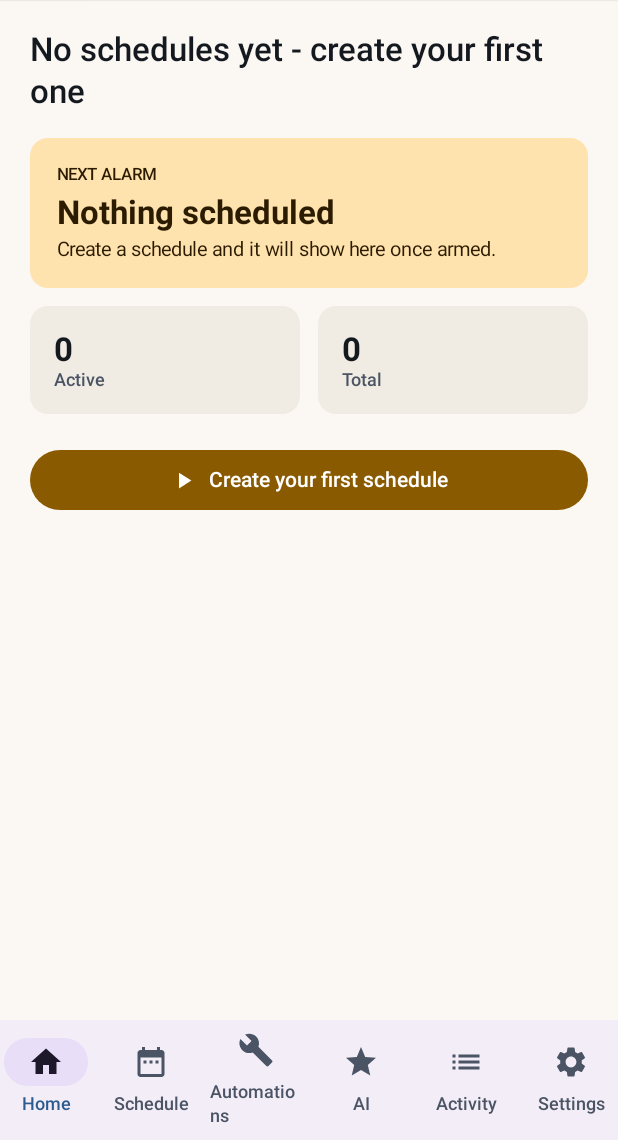
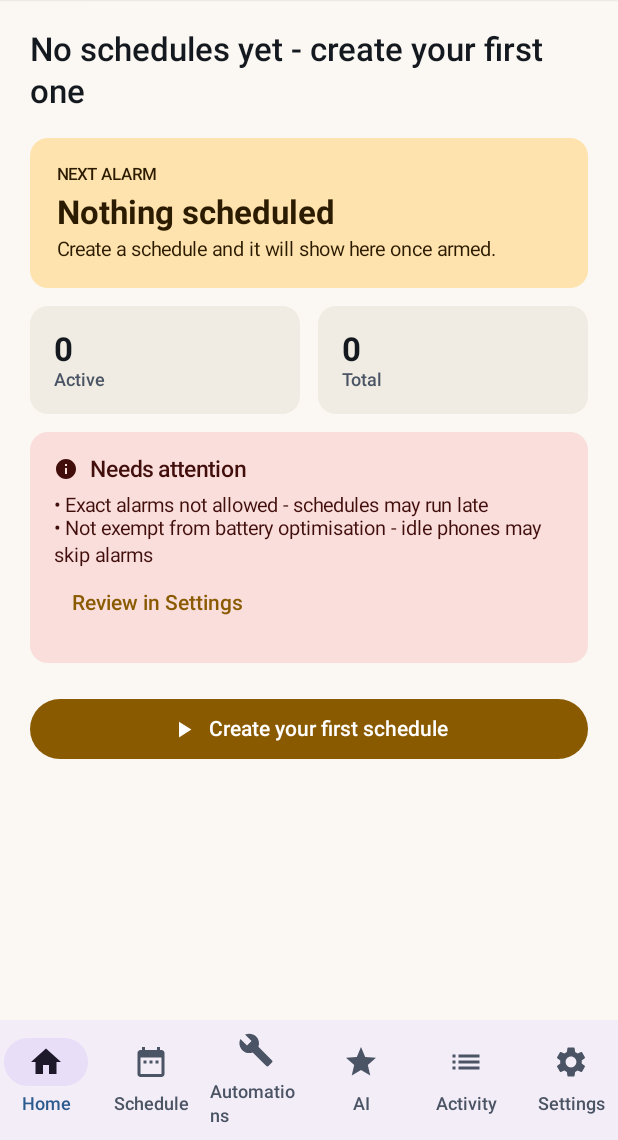
Before and after one commit to puneet-swarup/chronos, an Android app built with Jetpack Compose: the screen it shows after launch (MainActivity), after a tap on "Skip", on a phone screen of 412 x 824 dp, the part 96-1236 px from its top. Run offline under Robolectric (Android 15) with nearby library versions, the phone set to English and light mode, and no system bars; our stand-ins replace Room's generated code.

Commit message:
fix(ui): apply the first-run guide rewrite that the previous commit missed
The onboarding changes were staged in a generator script and never applied, so the
previous commit wired MainActivity to a callback the ViewModel did not have and
HomeViewModel to a DeviceCapabilities.missing() that did not exist. CI caught both
as compile errors.

```diff
--- a/app/src/main/kotlin/com/chronos/app/onboarding/OnboardingModels.kt
+++ b/app/src/main/kotlin/com/chronos/app/onboarding/OnboardingModels.kt
@@ -1,10 +1,10 @@
 package com.chronos.app.onboarding
 
 // Pure-Kotlin onboarding model. Nothing here touches Android, so the step order,
-// the gating rules and the summary maths are unit-testable on any JVM.
+// the auto-advance rule and the permission mapping are unit-testable on any JVM.
 
-// What the user can do about a step. Each value maps to a concrete Android
-// action in OnboardingScreen; NONE means the step is informational.
+// What the user can do about a step. Each value maps to a concrete Android action
+// in OnboardingScreen; NONE means the step is informational.
 enum class OnboardingAction {
     NONE,
     REQUEST_NOTIFICATIONS,
@@ -113,6 +113,13 @@ data class DeviceCapabilities(
         ).count { it }
 
     val totalCount: Int get() = 4
+
+    // Plain-language list of what is still missing, for the Home screen.
+    fun missing(): List<String> = buildList {
+        if (!notificationsEnabled) add("Notifications are off - alarms will be silent")
+        if (!exactAlarmsAllowed) add("Exact alarms not allowed - schedules may run late")
+        if (!batteryOptimisationIgnored) add("Not exempt from battery optimisation - idle phones may skip alarms")
+    }
 }
 
 // Reads the live permission state. Implemented against Android in
@@ -132,13 +139,15 @@ data class OnboardingUiState(
     val step: OnboardingStep = OnboardingStep.first,
     val capabilities: DeviceCapabilities = DeviceCapabilities(),
     val completed: Boolean = false,
+    // Set when the device has no settings screen for a step, so the tap has a
+    // visible explanation instead of appearing to do nothing.
+    val message: String? = null,
 ) {
     val stepNumber: Int get() = step.ordinal + 1
     val stepCount: Int get() = OnboardingStep.entries.size
     val isFirstStep: Boolean get() = step == OnboardingStep.first
     val isLastStep: Boolean get() = step == OnboardingStep.last
 
-    // True when this step asks the user for something and they have not granted
-    // it yet. The screen uses it to decide whether to show the status badge.
+    // True when this step asks the user for something and they have granted it.
     val currentStepGranted: Boolean? get() = capabilities.isGranted(step.action)
 }
--- a/app/src/main/kotlin/com/chronos/app/onboarding/OnboardingScreen.kt
+++ b/app/src/main/kotlin/com/chronos/app/onboarding/OnboardingScreen.kt
@@ -8,7 +8,9 @@ import android.os.Build
 import android.provider.Settings
 import androidx.activity.compose.rememberLauncherForActivityResult
 import androidx.activity.result.contract.ActivityResultContracts
+import androidx.compose.foundation.background
 import androidx.compose.foundation.layout.Arrangement
+import androidx.compose.foundation.layout.Box
 import androidx.compose.foundation.layout.Column
 import androidx.compose.foundation.layout.Row
 import androidx.compose.foundation.layout.Spacer
@@ -16,7 +18,9 @@ import androidx.compose.foundation.layout.fillMaxSize
 import androidx.compose.foundation.layout.fillMaxWidth
 import androidx.compose.foundation.layout.height
 import androidx.compose.foundation.layout.padding
+import androidx.compose.foundation.layout.size
 import androidx.compose.foundation.rememberScrollState
+import androidx.compose.foundation.shape.CircleShape
 import androidx.compose.foundation.verticalScroll
 import androidx.compose.material3.Button
 import androidx.compose.material3.Card
@@ -26,15 +30,23 @@ import androidx.compose.material3.Surface
 import androidx.compose.material3.Text
 import androidx.compose.material3.TextButton
 import androidx.compose.runtime.Composable
+import androidx.compose.runtime.DisposableEffect
 import androidx.compose.ui.Alignment
 import androidx.compose.ui.Modifier
 import androidx.compose.ui.platform.LocalContext
 import androidx.compose.ui.text.font.FontWeight
 import androidx.compose.ui.unit.dp
+import androidx.lifecycle.Lifecycle
+import androidx.lifecycle.LifecycleEventObserver
+import androidx.lifecycle.compose.LocalLifecycleOwner
 
 // The first-run guide. It explains what Chronos can do, then asks for the four
 // things Android requires from the user, one at a time, with the consequence of
-// refusing stated up front. Nothing is blocking and nothing is requested twice.
+// refusing stated up front.
+//
+// Two behaviours matter for how it feels: it re-reads permission state whenever
+// the screen resumes (so returning from a system dialog is noticed), and it moves
+// on by itself once the current step has been granted.
 @Composable
 fun OnboardingScreen(
     state: OnboardingUiState,
@@ -42,8 +54,19 @@ fun OnboardingScreen(
     onBack: () -> Unit,
     onRefresh: () -> Unit,
     onFinish: () -> Unit,
+    onActionUnavailable: (String) -> Unit = {},
 ) {
     val context = LocalContext.current
+    val lifecycleOwner = LocalLifecycleOwner.current
+
+    DisposableEffect(lifecycleOwner) {
+        val observer = LifecycleEventObserver { _, event ->
+            if (event == Lifecycle.Event.ON_RESUME) onRefresh()
+        }
+        lifecycleOwner.lifecycle.addObserver(observer)
+        onDispose { lifecycleOwner.lifecycle.removeObserver(observer) }
+    }
+
     val notificationLauncher = rememberLauncherForActivityResult(
         contract = ActivityResultContracts.RequestPermission(),
     ) { onRefresh() }
@@ -52,47 +75,63 @@ fun OnboardingScreen(
         modifier = Modifier.fillMaxSize(),
         color = MaterialTheme.colorScheme.background,
     ) {
-        Column(modifier = Modifier.fillMaxSize().padding(24.dp)) {
+        Column(modifier = Modifier.fillMaxSize().padding(horizontal = 24.dp, vertical = 20.dp)) {
+            StepIndicator(current = state.stepNumber, total = state.stepCount)
+
             Column(
                 modifier = Modifier
                     .fillMaxWidth()
                     .weight(1f)
                     .verticalScroll(rememberScrollState()),
             ) {
-                Text(
-                    text = "Step " + state.stepNumber + " of " + state.stepCount,
-                    style = MaterialTheme.typography.labelMedium,
-                    color = MaterialTheme.colorScheme.onSurfaceVariant,
-                )
-                Spacer(Modifier.height(12.dp))
+                Spacer(Modifier.height(20.dp))
                 Text(
                     text = state.step.title,
                     style = MaterialTheme.typography.headlineMedium,
-                    fontWeight = FontWeight.SemiBold,
+                    color = MaterialTheme.colorScheme.onBackground,
                 )
-                Spacer(Modifier.height(12.dp))
-                Text(text = state.step.summary, style = MaterialTheme.typography.bodyLarge)
+                Spacer(Modifier.height(10.dp))
+                Text(
+                    text = state.step.summary,
+                    style = MaterialTheme.typography.bodyLarge,
+                    color = MaterialTheme.colorScheme.onSurfaceVariant,
+                )
 
                 if (!state.step.isInformational) {
                     Spacer(Modifier.height(20.dp))
                     PermissionCard(
                         state = state,
                         onAllow = {
-                            when (state.step.action) {
+                            val opened = when (state.step.action) {
                                 OnboardingAction.REQUEST_NOTIFICATIONS -> {
                                     if (Build.VERSION.SDK_INT >= Build.VERSION_CODES.TIRAMISU) {
                                         notificationLauncher.launch(Manifest.permission.POST_NOTIFICATIONS)
+                                        true
                                     } else {
                                         openNotificationSettings(context)
                                     }
                                 }
+
                                 OnboardingAction.OPEN_EXACT_ALARM_SETTINGS ->
                                     openExactAlarmSettings(context)
+
                                 OnboardingAction.OPEN_BATTERY_SETTINGS ->
-                                    openBatterySettings(context)
+                                    openSettings(
+                                        context,
+                                        Settings.ACTION_REQUEST_IGNORE_BATTERY_OPTIMIZATIONS,
+                                        context.packageName,
+                                    )
+
                                 OnboardingAction.OPEN_DND_SETTINGS ->
                                     openSettings(context, Settings.ACTION_NOTIFICATION_POLICY_ACCESS_SETTINGS, null)
-                                OnboardingAction.NONE -> Unit
+
+                                OnboardingAction.NONE -> true
+                            }
+                            if (!opened) {
+                                onActionUnavailable(
+                                    "This device has no screen for that setting. Open Settings -> Apps -> " +
+                                        "Chronos manually, then come back.",
+                                )
                             }
                         },
                         onRefresh = onRefresh,
@@ -109,24 +148,36 @@ fun OnboardingScreen(
                     Tour()
                     Spacer(Modifier.height(20.dp))
                     Text(
-                        text = "Permissions granted so far: " +
-                            state.capabilities.grantedCount + " of " + state.capabilities.totalCount +
+                        text = "Permissions granted so far: " + state.capabilities.grantedCount +
+                            " of " + state.capabilities.totalCount +
                             ". Anything you skipped stays visible in Settings, and every action " +
                             "Chronos cannot perform will say so instead of failing quietly.",
                         style = MaterialTheme.typography.bodyMedium,
                         color = MaterialTheme.colorScheme.onSurfaceVariant,
                     )
                 }
+
+                state.message?.let { message ->
+                    Spacer(Modifier.height(16.dp))
+                    Card(
+                        colors = CardDefaults.cardColors(
+                            containerColor = MaterialTheme.colorScheme.errorContainer,
+                        ),
+                        modifier = Modifier.fillMaxWidth(),
+                    ) {
+                        Text(
+                            text = message,
+                            modifier = Modifier.padding(14.dp),
+                            style = MaterialTheme.typography.bodyMedium,
+                            color = MaterialTheme.colorScheme.onErrorContainer,
+                        )
+                    }
+                }
             }
 
-            Spacer(Modifier.height(16.dp))
-            Row(
-                modifier = Modifier.fillMaxWidth(),
-                verticalAlignment = Alignment.CenterVertically,
-            ) {
-                TextButton(onClick = onBack, enabled = !state.isFirstStep) {
-                    Text("Back")
-                }
+            Spacer(Modifier.height(12.dp))
+            Row(modifier = Modifier.fillMaxWidth(), verticalAlignment = Alignment.CenterVertically) {
+                TextButton(onClick = onBack, enabled = !state.isFirstStep) { Text("Back") }
                 Spacer(Modifier.weight(1f))
                 if (!state.isLastStep) {
                     TextButton(onClick = onFinish) { Text("Skip") }
@@ -141,6 +192,27 @@ fun OnboardingScreen(
 }
 
 @Composable
+private fun StepIndicator(current: Int, total: Int) {
+    Row(horizontalArrangement = Arrangement.spacedBy(6.dp)) {
+        repeat(total) { index ->
+            val active = index < current
+            Box(
+                modifier = Modifier
+                    .size(if (index == current - 1) 22.dp else 8.dp, 8.dp)
+                    .background(
+                        color = if (active) {
+                            MaterialTheme.colorScheme.primary
+                        } else {
+                            MaterialTheme.colorScheme.surfaceVariant
+                        },
+                        shape = CircleShape,
+                    ),
+            )
+        }
+    }
+}
+
+@Composable
 private fun PermissionCard(
     state: OnboardingUiState,
     onAllow: () -> Unit,
@@ -150,26 +222,47 @@ private fun PermissionCard(
     Card(
         modifier = Modifier.fillMaxWidth(),
         colors = CardDefaults.cardColors(
-            containerColor = MaterialTheme.colorScheme.surfaceVariant,
+            containerColor = if (granted) {
+                MaterialTheme.colorScheme.primaryContainer
+            } else {
+                MaterialTheme.colorScheme.surfaceVariant
+            },
         ),
     ) {
         Column(modifier = Modifier.padding(16.dp)) {
             Text(
-                text = if (granted) "Granted" else if (state.step.essential) "Not granted yet - recommended" else "Not granted yet - optional",
-                style = MaterialTheme.typography.labelLarge,
-                color = if (granted) MaterialTheme.colorScheme.primary else MaterialTheme.colorScheme.onSurfaceVariant,
+                text = when {
+                    granted -> "Granted"
+                    state.step.essential -> "Not granted yet - recommended"
+                    else -> "Not granted yet - optional"
+                },
+                style = MaterialTheme.typography.titleSmall,
+                fontWeight = FontWeight.SemiBold,
+                color = if (granted) {
+                    MaterialTheme.colorScheme.onPrimaryContainer
+                } else {
+                    MaterialTheme.colorScheme.onSurfaceVariant
+                },
             )
             Spacer(Modifier.height(8.dp))
             Text(
                 text = state.step.consequence,
                 style = MaterialTheme.typography.bodyMedium,
+                color = if (granted) {
+                    MaterialTheme.colorScheme.onPrimaryContainer
+                } else {
+                    MaterialTheme.colorScheme.onSurface
+                },
             )
-            Spacer(Modifier.height(12.dp))
+            Spacer(Modifier.height(14.dp))
             Row(horizontalArrangement = Arrangement.spacedBy(8.dp)) {
-                Button(onClick = onAllow) {
-                    Text(if (granted) "Open settings again" else "Allow")
+                if (granted) {
+                    Button(onClick = onRefresh) { Text("Re-check") }
+                    TextButton(onClick = onAllow) { Text("Open settings") }
+                } else {
+                    Button(onClick = onAllow) { Text("Allow") }
+                    TextButton(onClick = onRefresh) { Text("Re-check") }
                 }
-                TextButton(onClick = onRefresh) { Text("Check again") }
             }
         }
     }
@@ -182,9 +275,21 @@ private fun Principles() {
         "Chronos only claims what Android actually permits, and says so when it cannot.",
         "Describe an automation in plain language; a deterministic compiler checks it before it can run.",
     )
-    Column(verticalArrangement = Arrangement.spacedBy(8.dp)) {
+    Column(verticalArrangement = Arrangement.spacedBy(10.dp)) {
         lines.forEach { line ->
-            Text(text = "- " + line, style = MaterialTheme.typography.bodyMedium)
+            Row {
+                Text(
+                    text = "\u2022",
+                    style = MaterialTheme.typography.bodyLarge,
+                    color = MaterialTheme.colorScheme.primary,
+                )
+                Spacer(Modifier.size(10.dp))
+                Text(
+                    text = line,
+                    style = MaterialTheme.typography.bodyMedium,
+                    color = MaterialTheme.colorScheme.onSurfaceVariant,
+                )
+            }
         }
     }
 }
@@ -199,50 +304,37 @@ private fun Tour() {
         "Activity" to "Every execution, including the ones that failed and why.",
         "Settings" to "Permissions, capabilities and this guide.",
     )
-    Column(verticalArrangement = Arrangement.spacedBy(10.dp)) {
+    Column(verticalArrangement = Arrangement.spacedBy(12.dp)) {
         sections.forEach { (name, description) ->
-            Text(
-                text = name,
-                style = MaterialTheme.typography.titleSmall,
-            )
+            Column {
+                Text(text = name, style = MaterialTheme.typography.titleSmall)
                 Text(
                     text = description,
-                style = MaterialTheme.typography.bodyMedium,
+                    style = MaterialTheme.typography.bodySmall,
                     color = MaterialTheme.colorScheme.onSurfaceVariant,
                 )
             }
         }
     }
+}
 
 // Notification settings are addressed by the EXTRA_APP_PACKAGE extra, not by a
-// package: URI like the other two screens.
-private fun openNotificationSettings(context: Context) {
-    runCatching {
+// package: URI like the others.
+private fun openNotificationSettings(context: Context): Boolean = runCatching {
     val intent = Intent(Settings.ACTION_APP_NOTIFICATION_SETTINGS)
         .putExtra(Settings.EXTRA_APP_PACKAGE, context.packageName)
         .addFlags(Intent.FLAG_ACTIVITY_NEW_TASK)
     context.startActivity(intent)
-    }
+}.isSuccess
+
+private fun openExactAlarmSettings(context: Context): Boolean {
+    if (Build.VERSION.SDK_INT < Build.VERSION_CODES.S) return true
+    return openSettings(context, Settings.ACTION_REQUEST_SCHEDULE_EXACT_ALARM, context.packageName)
 }
 
-private fun openExactAlarmSettings(context: Context) {
-    if (Build.VERSION.SDK_INT >= Build.VERSION_CODES.S) {
-        openSettings(
-            context,
-            Settings.ACTION_REQUEST_SCHEDULE_EXACT_ALARM,
-            context.packageName,
-        )
-    }
-}
-
-private fun openBatterySettings(context: Context) =
-    openSettings(context, Settings.ACTION_REQUEST_IGNORE_BATTERY_OPTIMIZATIONS, context.packageName)
-
-// Settings screens are not guaranteed to exist on every OEM build. A missing
-// screen must leave the guide usable, so the failure is swallowed here and the
-// card keeps showing "not granted", which is the truthful state.
-private fun openSettings(context: Context, action: String, packageName: String?) {
-    runCatching {
+// Returns false when the device has no activity for the intent, so the caller can
+// explain it instead of leaving a button that appears dead.
+private fun openSettings(context: Context, action: String, packageName: String?): Boolean = runCatching {
     val intent = if (packageName == null) {
         Intent(action)
     } else {
@@ -250,5 +342,4 @@ private fun openSettings(context: Context, action: String, packageName: String?)
     }
     intent.addFlags(Intent.FLAG_ACTIVITY_NEW_TASK)
     context.startActivity(intent)
-    }
-}
+}.isSuccess
--- a/app/src/main/kotlin/com/chronos/app/onboarding/OnboardingViewModel.kt
+++ b/app/src/main/kotlin/com/chronos/app/onboarding/OnboardingViewModel.kt
@@ -22,28 +22,56 @@ class OnboardingViewModel(
     )
     val state: StateFlow<OnboardingUiState> = _state.asStateFlow()
 
-    // Called on entering the screen, when the user returns from a system
-    // settings screen, and after a permission dialog resolves.
+    // Called when the screen resumes - i.e. when the user comes back from a
+    // system dialog or settings screen.
+    //
+    // If the permission this step asked for has just been granted, the guide moves
+    // on by itself. Making the user find "Next" after they have already answered
+    // the question is the kind of friction that makes an app feel unresponsive.
     fun refresh() {
-        _state.update { it.copy(capabilities = probe.read()) }
+        val before = _state.value
+        val after = probe.read()
+        val grantedNow = before.currentStepGranted == false && after.isGranted(before.step.action) == true
+        val advance = grantedNow && !before.isLastStep
+        _state.update { current ->
+            current.copy(
+                capabilities = after,
+                step = if (advance) {
+                    OnboardingStep.entries[current.step.ordinal + 1]
+                } else {
+                    current.step
+                },
+                message = if (grantedNow) null else current.message,
+            )
+        }
+    }
+
+    // A step whose system screen does not exist on this device. Reported rather
+    // than swallowed, so the button never looks broken.
+    fun reportActionUnavailable(reason: String) {
+        _state.update { it.copy(message = reason) }
+    }
+
+    fun clearMessage() {
+        _state.update { it.copy(message = null) }
     }
 
     fun next() {
         _state.update { current ->
             val following = OnboardingStep.entries.getOrNull(current.step.ordinal + 1)
-            if (following == null) current else current.copy(step = following)
+            if (following == null) current else current.copy(step = following, message = null)
         }
     }
 
     fun back() {
         _state.update { current ->
             val previous = OnboardingStep.entries.getOrNull(current.step.ordinal - 1)
-            if (previous == null) current else current.copy(step = previous)
+            if (previous == null) current else current.copy(step = previous, message = null)
         }
     }
 
     fun goTo(step: OnboardingStep) {
-        _state.update { it.copy(step = step) }
+        _state.update { it.copy(step = step, message = null) }
     }
 
     // The guide is never a gate: skipping is allowed from the first page, and
@@ -55,6 +83,13 @@ class OnboardingViewModel(
 
     fun reopen() {
         store.reset()
-        _state.update { it.copy(completed = false, step = OnboardingStep.first, capabilities = probe.read()) }
+        _state.update {
+            it.copy(
+                completed = false,
+                step = OnboardingStep.first,
+                capabilities = probe.read(),
+                message = null,
+            )
+        }
     }
 }
```
Lines whose indentation alone changed are shown as unchanged.
